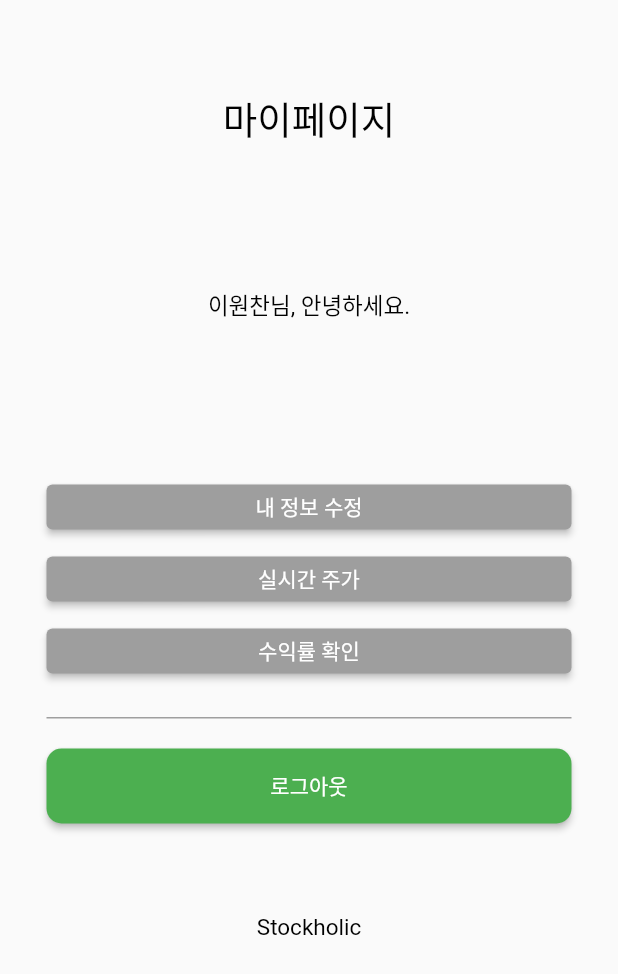
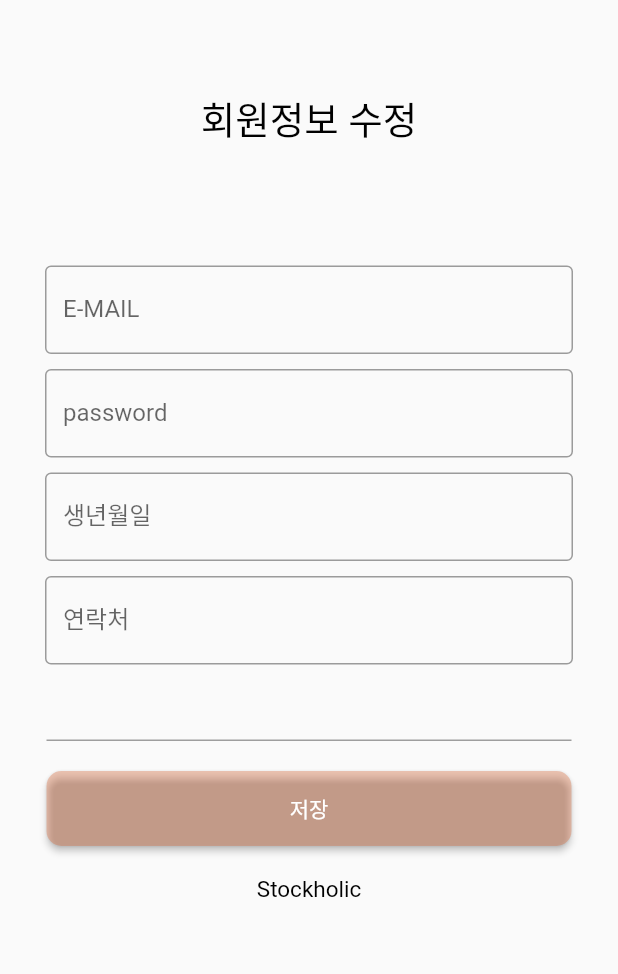
Before and after one commit to Stockholic2022/Industrial_Project, a Flutter app: the screen it shows after launch, after a tap on "내 정보 수정", on a phone screen of 412 x 824 dp. Shown: the top 974 px of the screen. Run offline on Flutter 3.47's test engine with Material 2 defaults, Android fonts, the phone set to English and light mode, and no system bars.

Commit message:
1209 0404

```diff
--- a/lib/main.dart
+++ b/lib/main.dart
@@ -103,7 +103,10 @@ class MyPage extends StatelessWidget {
 
             ElevatedButton(
               onPressed: (){
-                print('내 정보 수정');
+                Navigator.push(context,
+                    MaterialPageRoute(builder: (context) => re_info()
+                    )
+                );
               },
               child: Text('내 정보 수정'),
 
@@ -267,7 +270,7 @@ Center(
         //ElevatedButton 은 backgroundColor 속성이 없다.
         //ElevatedButton 에서는 primary 속성이 배경색을 담당한다.
         style: ElevatedButton.styleFrom(
-          primary: const Color(0x11BB1AC7),
+          primary: const Color(0x6CC633D0),
           shape: RoundedRectangleBorder(
             // shape : 버튼의 모양을 디자인 하는 기능
 
@@ -317,3 +320,115 @@ Center(
     );
   }
 }
+
+class re_info extends StatelessWidget {
+  @override
+  Widget build(BuildContext context) {
+    return Scaffold(
+      resizeToAvoidBottomInset : false,
+      body : Column(
+          children: <Widget>[
+
+            SizedBox(height: 60,),
+
+            Center(
+              child: Text("회원정보 수정",style:TextStyle(fontSize: 25,color: Colors.black),),
+            ),
+
+            SizedBox(height: 50,),
+
+            Center(
+                child: Container(
+                  padding: EdgeInsets.all(30.0),  //패딩을 줘서 좌우 간격을 띄운다.
+                  child: Column(
+                    children: <Widget>[
+                      TextField(
+                        decoration: InputDecoration(
+                          labelText: 'E-MAIL',
+                          border: OutlineInputBorder(),
+                        ),
+
+                      ),
+                      SizedBox(height: 10,),
+                      TextField(
+                        decoration: InputDecoration(
+                          labelText: 'password',
+                          border: OutlineInputBorder(),
+                        ),
+                        obscureText: true,
+                      ),
+                      SizedBox(height: 10,),
+                      TextField(
+                        decoration: InputDecoration(
+                          labelText: '생년월일',
+                          border: OutlineInputBorder(),
+                        ),
+                      ),
+                      SizedBox(height: 10,),
+                      TextField(
+                        decoration: InputDecoration(
+                          labelText: '연락처',
+                          border: OutlineInputBorder(),
+                        ),
+                      )
+                    ],
+                  ),
+                )
+            ),
+
+            Center(
+              child:Container(
+                color : Colors.grey,
+                width : 350,
+                height : 1,
+                margin: EdgeInsets.only(top:20,bottom: 0),
+
+              ),
+
+            ),
+
+            SizedBox(height: 20,),
+
+            ElevatedButton(
+              onPressed: (){
+                Navigator.push(context,
+                    MaterialPageRoute(builder: (context) => MyPage()
+                    )
+                );
+
+              },
+              child: Text('저장'),
+
+              style: ElevatedButton.styleFrom(
+                primary: const Color(0x57DA6532),
+                shape: RoundedRectangleBorder(
+                  // shape : 버튼의 모양을 디자인 하는 기능
+
+                    borderRadius: BorderRadius.circular(10.0)
+                ),
+                minimumSize: Size(350,50),
+
+              ),
+            ),
+
+            SizedBox(height: 20,),
+            Center(
+              child: Text("Stockholic",style:TextStyle(fontSize: 15,color: Colors.black),),
+            ),
+
+
+          ]
+      ),
+    );
+  }
+}
+
+
+class realtime_price extends StatelessWidget {
+  @override
+  Widget build(BuildContext context) {
+    return ListView(
+
+    );
+  }
+}
```
